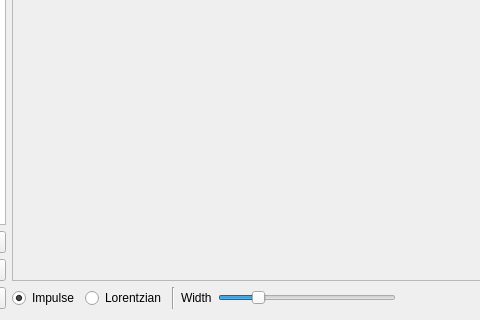
This is src/Configurator/NmrConfigurator.ui in nutjunkie/IQmol as Qt 5 draws it before an edit; both pictures show x 265 to 745 and y 118 to 438 of the 935 by 438 pixel window. The edited form follows.
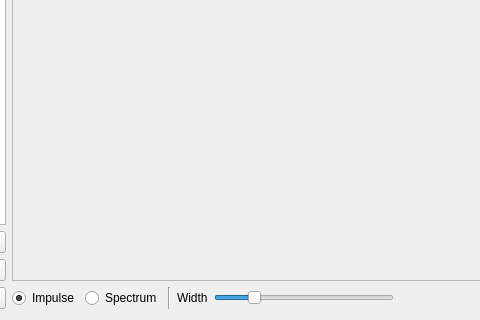
This is the edited form.

Commit message: NMR updates, configurator still needs polishing

Diff of the .ui file:
```diff
--- a/src/Configurator/NmrConfigurator.ui
+++ b/src/Configurator/NmrConfigurator.ui
@@ -252,7 +252,7 @@
        <item>
         <widget class="QRadioButton" name="lorentzianButton">
          <property name="text">
-          <string>Lorentzian</string>
+          <string>Spectrum</string>
          </property>
         </widget>
        </item>
```
The commit also changes 2 other files.
